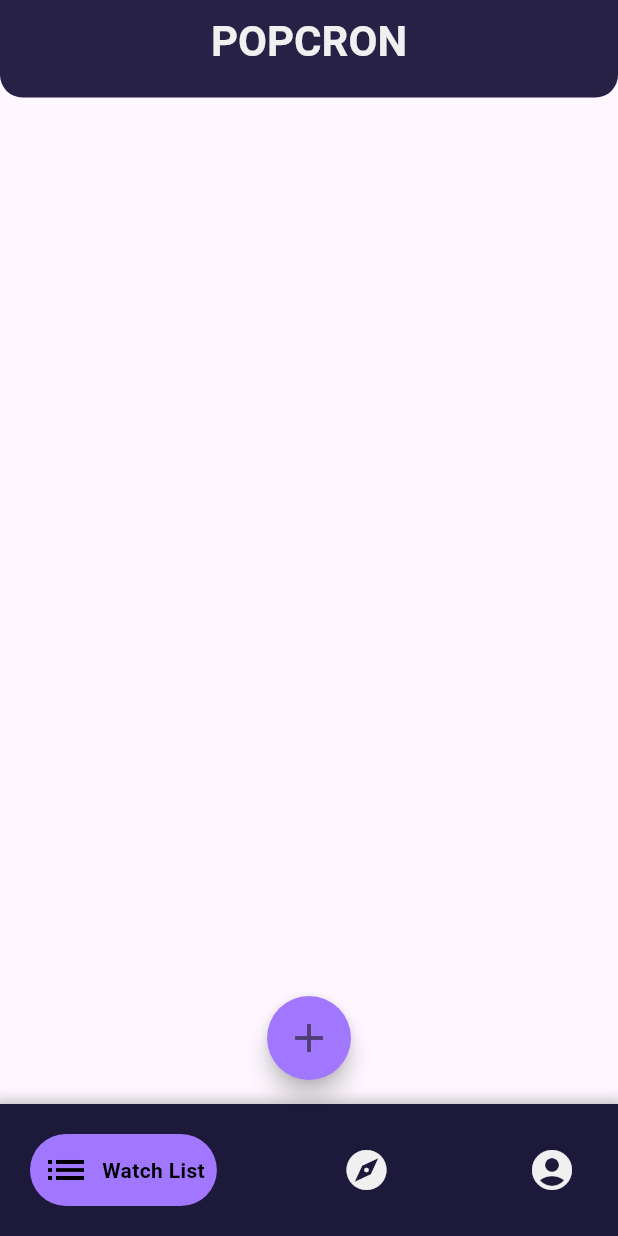
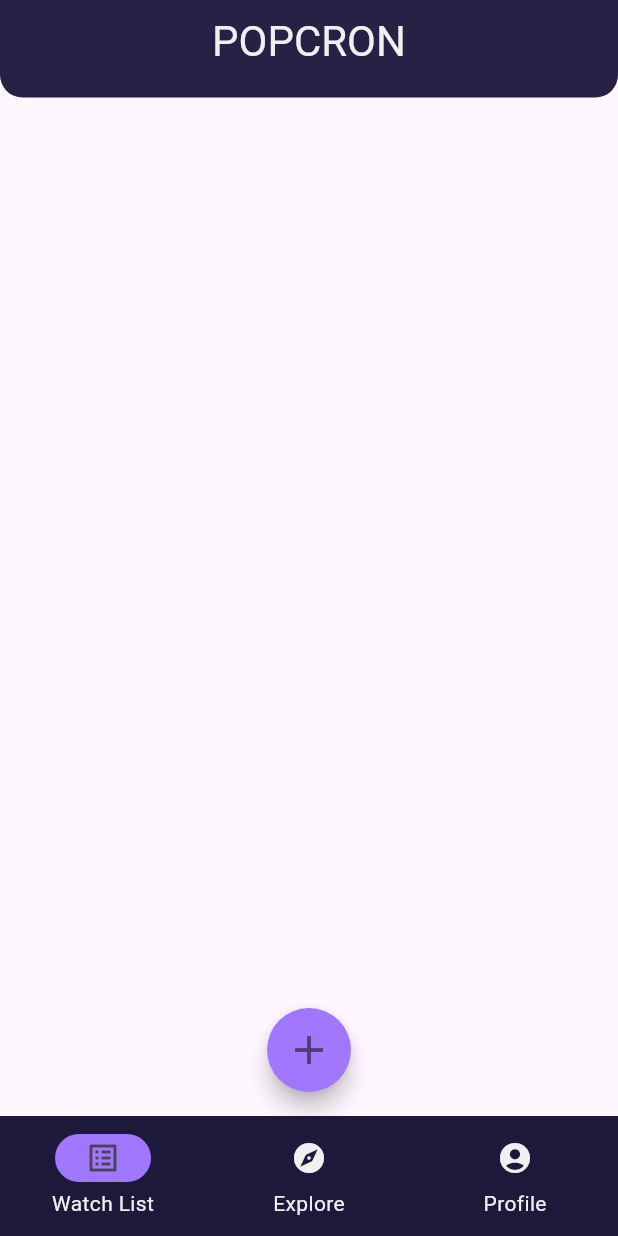
Before and after one commit to shofiq0023/flutter-popcorn, a Flutter app: the screen it shows after launch, on a phone screen of 412 x 824 dp. Run offline on Flutter 3.47's test engine with Material 3 defaults, Android fonts, the light colour scheme and no system bars; drawn by our look-alikes of google_nav_bar; our stand-ins replace hexcolor; Roboto replaces fonts that are missing (RobotoFlex).

Commit message:
added font and finished the bottom navbar

```diff
--- a/lib/main.dart
+++ b/lib/main.dart
@@ -3,19 +3,20 @@ import 'package:popcorn/global.dart';
 import 'package:popcorn/pages/home.dart';
 
 void main() {
-  runApp(MyApp());
+  runApp(const MyApp());
 }
 
 class MyApp extends StatelessWidget {
-  MyApp({super.key});
+  const MyApp({super.key});
 
   // This widget is the root of your application.
   @override
   Widget build(BuildContext context) {
     return MaterialApp(
       debugShowCheckedModeBanner: false,
-      title: 'Popcorn',
+      title: 'Popcron',
       theme: ThemeData(
+        fontFamily: 'RobotoFlex',
         colorScheme: ColorScheme.fromSeed(
             seedColor: CustomColors.primaryVoilet,
             background: CustomColors.bgVoilet),
@@ -26,50 +27,3 @@ class MyApp extends StatelessWidget {
     );
   }
 }
-
-// class MyHomePage extends StatefulWidget {
-//   const MyHomePage({super.key, required this.title});
-//   final String title;
-
-//   @override
-//   State<MyHomePage> createState() => _MyHomePageState();
-// }
-
-// class _MyHomePageState extends State<MyHomePage> {
-//   int _counter = 0;
-
-//   void _incrementCounter() {
-//     setState(() {
-//       _counter++;
-//     });
-//   }
-
-//   @override
-//   Widget build(BuildContext context) {
-//     return Scaffold(
-//       appBar: AppBar(
-//         backgroundColor: Theme.of(context).colorScheme.inversePrimary,
-//         title: Text(widget.title),
-//       ),
-//       body: Center(
-//         child: Column(
-//           mainAxisAlignment: MainAxisAlignment.center,
-//           children: <Widget>[
-//             const Text(
-//               'You have pushed the button this many times:',
-//             ),
-//             Text(
-//               '$_counter',
-//               style: Theme.of(context).textTheme.headlineMedium,
-//             ),
-//           ],
-//         ),
-//       ),
-//       floatingActionButton: FloatingActionButton(
-//         onPressed: _incrementCounter,
-//         tooltip: 'Increment',
-//         child: const Icon(Icons.add),
-//       ), // This trailing comma makes auto-formatting nicer for build methods.
-//     );
-//   }
-// }
--- a/lib/pages/home.dart
+++ b/lib/pages/home.dart
@@ -1,5 +1,7 @@
+import 'dart:ui';
+
 import 'package:flutter/material.dart';
-import 'package:google_nav_bar/google_nav_bar.dart';
+import 'package:hexcolor/hexcolor.dart';
 import 'package:popcorn/global.dart';
 
 class HomePage extends StatefulWidget {
@@ -9,28 +11,115 @@ class HomePage extends StatefulWidget {
   State<HomePage> createState() => _HomePageState();
 }
 
+/// Main Home page
 class _HomePageState extends State<HomePage> {
+  int pageIndex = 0;
+
   @override
   Widget build(BuildContext context) {
+    HexColor navBarSelectedColor = CustomColors.primaryVoilet;
+    HexColor navBarBg = CustomColors.secondaryViolet;
+    const bottomNavElevation = 20.0;
+
     return Scaffold(
-      appBar: PreferredSize(
-        preferredSize: const Size.fromHeight(65.0),
-        child: customAppBar(),
-      ),
+      appBar: myAppBar(),
       floatingActionButton: customFAB(),
       floatingActionButtonLocation: FloatingActionButtonLocation.centerFloat,
-      bottomNavigationBar: Container(
-        decoration: BoxDecoration(
-          boxShadow: [
-            getCustomBoxShadow(),
+      bottomNavigationBar: NavigationBarTheme(
+        data: NavigationBarThemeData(
+          labelTextStyle: MaterialStateProperty.all(
+            TextStyle(color: CustomColors.offwhite),
+          ),
+        ),
+        child: NavigationBar(
+          elevation: bottomNavElevation,
+          indicatorColor: navBarSelectedColor,
+          backgroundColor: navBarBg,
+          selectedIndex: pageIndex,
+          onDestinationSelected: (int index) {
+            setState(() {
+              pageIndex = index;
+            });
+          },
+          destinations: [
+            NavigationDestination(
+              selectedIcon: const Icon(Icons.list_alt),
+              icon: Icon(
+                Icons.list,
+                color: getIconColor(currentIndex: pageIndex, targetIndex: 0),
+              ),
+              label: 'Watch List',
+            ),
+            NavigationDestination(
+              selectedIcon: const Icon(Icons.explore_outlined),
+              icon: Icon(
+                Icons.explore,
+                color: getIconColor(currentIndex: pageIndex, targetIndex: 1),
+              ),
+              label: 'Explore',
+            ),
+            NavigationDestination(
+              selectedIcon: const Icon(Icons.account_circle_outlined),
+              icon: Icon(
+                Icons.account_circle,
+                color: getIconColor(currentIndex: pageIndex, targetIndex: 2),
+              ),
+              label: 'Profile',
+            ),
           ],
         ),
-        child: getGNav(),
       ),
-      // bottomNavigationBar:
     );
   }
 
+  /// Get the bottom navbar icon's color on click
+  Color getIconColor({currentIndex, targetIndex}) {
+    if (currentIndex == targetIndex) {
+      return Colors.black;
+    } else {
+      return CustomColors.offwhite;
+    }
+  }
+
+  /// My appbar
+  PreferredSize myAppBar() {
+    const appTitle = 'POPCRON';
+    const boldWeight = 700.0;
+    List<FontVariation> titleWight = const <FontVariation>[
+      FontVariation('wght', boldWeight)
+    ];
+    const borderRadius = 15.0;
+    const titleSize = 28.0;
+    const appBarHeight = 65.0;
+    const appBarElevation = 20.0;
+    HexColor appBarBg = CustomColors.secondaryViolet;
+    HexColor titleColor = CustomColors.offwhite;
+
+    return PreferredSize(
+      preferredSize: const Size.fromHeight(appBarHeight),
+      child: AppBar(
+        elevation: appBarElevation,
+        centerTitle: true,
+        backgroundColor: appBarBg,
+        title: Text(
+          appTitle,
+          style: TextStyle(
+            color: titleColor,
+            fontSize: titleSize,
+            fontVariations: titleWight,
+          ),
+        ),
+        shape: const RoundedRectangleBorder(
+          borderRadius: BorderRadius.only(
+            bottomLeft: Radius.circular(borderRadius),
+            bottomRight: Radius.circular(borderRadius),
+          ),
+        ),
+      ),
+    );
+  }
+
+  /// Floating action button
   FloatingActionButton customFAB() {
     return FloatingActionButton(
       onPressed: () {},
@@ -42,64 +131,4 @@ class _HomePageState extends State<HomePage> {
       ),
     );
   }
-
-  BoxShadow getCustomBoxShadow() {
-    return BoxShadow(
-      color: Colors.black.withOpacity(0.25),
-      spreadRadius: 5,
-      blurRadius: 7,
-      offset: const Offset(0, 3), // changes position of shadow
-    );
-  }
-
-  GNav getGNav() {
-    return GNav(
-      backgroundColor: CustomColors.secondaryViolet,
-      color: CustomColors.offwhite,
-      activeColor: Colors.black,
-      tabBackgroundColor: CustomColors.primaryVoilet,
-      padding: const EdgeInsets.all(8.0),
-      tabMargin: const EdgeInsets.all(20.0),
-      gap: 8.0,
-      iconSize: 32.0,
-      tabs: const [
-        GButton(
-          icon: Icons.list,
-          text: 'Watch List',
-        ),
-        GButton(
-          icon: Icons.explore,
-          text: 'Explore',
-        ),
-        GButton(
-          icon: Icons.account_circle,
-          text: 'Profile',
-        ),
-      ],
-    );
-  }
-
-  AppBar customAppBar() {
-    const appTitle = 'POPCRON';
-
-    return AppBar(
-      elevation: 10.0,
-      title: Text(
-        appTitle,
-        style: TextStyle(
-          color: CustomColors.offwhite,
-          fontWeight: FontWeight.bold,
-          fontSize: 28.0,
-        ),
-      ),
-      centerTitle: true,
-      backgroundColor: CustomColors.secondaryViolet,
-      shape: const RoundedRectangleBorder(
-        borderRadius: BorderRadius.only(
-          bottomLeft: Radius.elliptical(15, 15),
-          bottomRight: Radius.elliptical(15, 15),
-        ),
-      ),
-    );
-  }
 }
```
Also changed, not shown: pubspec.yaml (+4 -12 lines), pubspec.lock, 1 other file.
